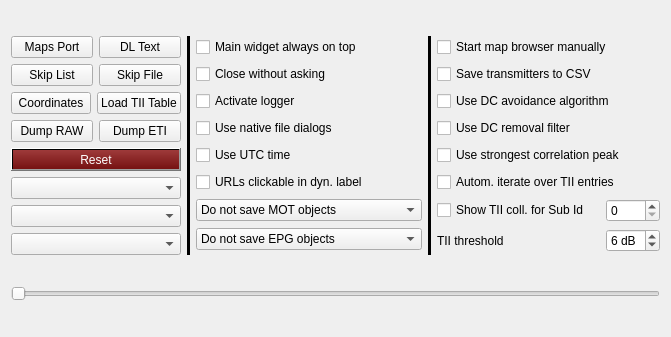
First picture: the form in src/configuration/configuration.ui, repository tomneda/DABstar, before the edit.
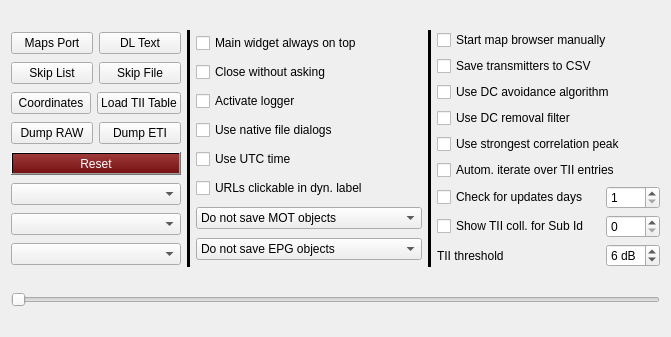
Second picture: the form after the edit.

Commit message:
Add configurable update check settings
Introduce preferences for enabling/disabling update checks and setting check intervals. Update logic to respect new settings and improve date handling for update validation.

Diff of the .ui file:
```diff
--- a/src/configuration/configuration.ui
+++ b/src/configuration/configuration.ui
@@ -357,6 +357,36 @@
          </property>
         </widget>
        </item>
+       <item>
+        <layout class="QHBoxLayout" name="horizontalLayout_6" stretch="3,1">
+         <item>
+          <widget class="QCheckBox" name="cbCheckForUpdates">
+           <property name="toolTip">
+            <string>&lt;html&gt;&lt;head/&gt;&lt;body&gt;&lt;p&gt;Check for a new update of DABstar after startup.&lt;/p&gt;&lt;/body&gt;&lt;/html&gt;</string>
+           </property>
+           <property name="text">
+            <string>Check for updates days</string>
+           </property>
+          </widget>
+         </item>
+         <item>
+          <widget class="QSpinBox" name="sbUpdateCheckDays">
+           <property name="toolTip">
+            <string>&lt;html&gt;&lt;head/&gt;&lt;body&gt;&lt;p&gt;Number of days when the next update check is made.&lt;/p&gt;&lt;/body&gt;&lt;/html&gt;</string>
+           </property>
+           <property name="minimum">
+            <number>1</number>
+           </property>
+           <property name="maximum">
+            <number>30</number>
+           </property>
+           <property name="value">
+            <number>1</number>
+           </property>
+          </widget>
+         </item>
+        </layout>
+       </item>
        <item>
         <layout class="QHBoxLayout" name="horizontalLayout_2" stretch="3,1">
          <item>
```
The commit also changes 4 other files.
